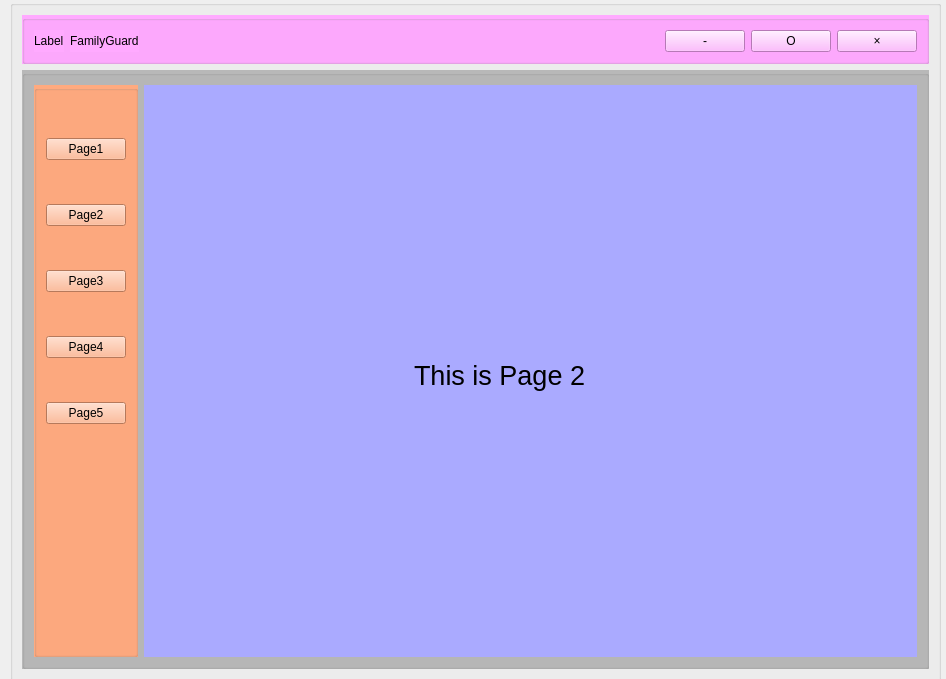
Titanium006/FamilyGuardian, file myDesign_win/home.ui: the form before one commit.
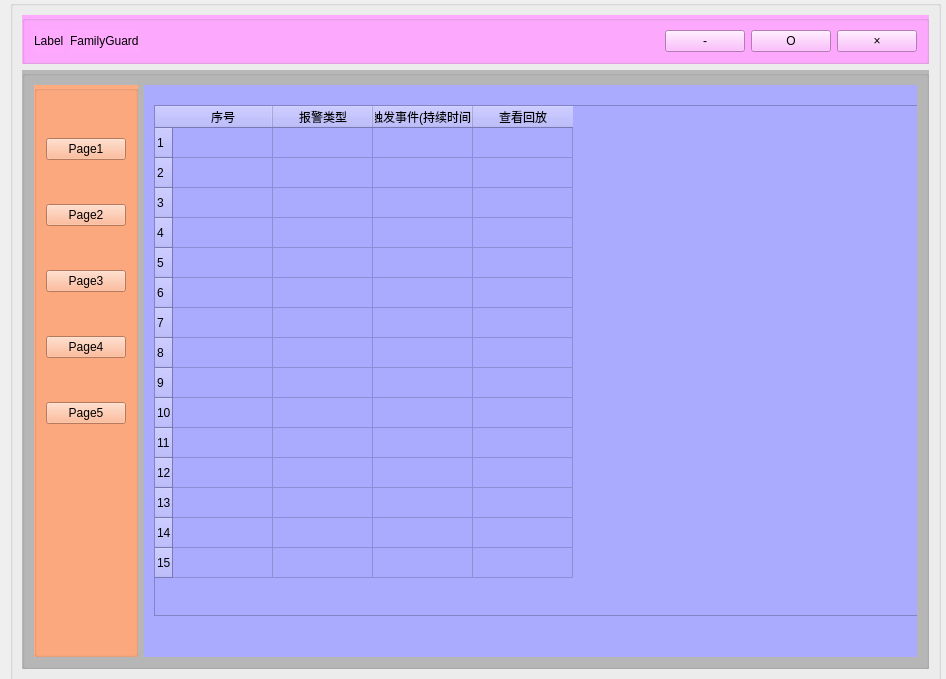
The form after the commit. The open tabs and pages were chosen to show the change.

```diff
--- a/myDesign_win/home.ui
+++ b/myDesign_win/home.ui
@@ -207,23 +207,110 @@
            </widget>
           </widget>
           <widget class="QWidget" name="page_2">
-           <widget class="QLabel" name="label_4">
+           <widget class="QTableWidget" name="tableWidget">
             <property name="geometry">
              <rect>
-              <x>270</x>
-              <y>230</y>
-              <width>221</width>
-              <height>121</height>
+              <x>10</x>
+              <y>20</y>
+              <width>771</width>
+              <height>511</height>
              </rect>
             </property>
-            <property name="font">
-             <font>
-              <pointsize>20</pointsize>
-             </font>
-            </property>
-            <property name="text">
-             <string>This is Page 2</string>
-            </property>
+            <row>
+             <property name="text">
+              <string>1</string>
+             </property>
+            </row>
+            <row>
+             <property name="text">
+              <string>2</string>
+             </property>
+            </row>
+            <row>
+             <property name="text">
+              <string>3</string>
+             </property>
+            </row>
+            <row>
+             <property name="text">
+              <string>4</string>
+             </property>
+            </row>
+            <row>
+             <property name="text">
+              <string>5</string>
+             </property>
+            </row>
+            <row>
+             <property name="text">
+              <string>6</string>
+             </property>
+            </row>
+            <row>
+             <property name="text">
+              <string>7</string>
+             </property>
+            </row>
+            <row>
+             <property name="text">
+              <string>8</string>
+             </property>
+            </row>
+            <row>
+             <property name="text">
+              <string>9</string>
+             </property>
+            </row>
+            <row>
+             <property name="text">
+              <string>10</string>
+             </property>
+            </row>
+            <row>
+             <property name="text">
+              <string>11</string>
+             </property>
+            </row>
+            <row>
+             <property name="text">
+              <string>12</string>
+             </property>
+            </row>
+            <row>
+             <property name="text">
+              <string>13</string>
+             </property>
+            </row>
+            <row>
+             <property name="text">
+              <string>14</string>
+             </property>
+            </row>
+            <row>
+             <property name="text">
+              <string>15</string>
+             </property>
+            </row>
+            <column>
+             <property name="text">
+              <string>序号</string>
+             </property>
+            </column>
+            <column>
+             <property name="text">
+              <string>报警类型</string>
+             </property>
+            </column>
+            <column>
+             <property name="text">
+              <string>触发事件(持续时间)</string>
+             </property>
+            </column>
+            <column>
+             <property name="text">
+              <string>查看回放</string>
+             </property>
+            </column>
            </widget>
           </widget>
           <widget class="QWidget" name="page_3">
```
Left out of the diff: 54 changed lines with no effect on the pictures.
